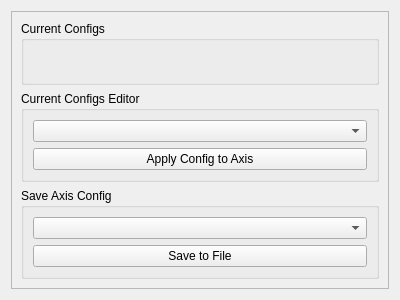
The window that lcls_user_motor_gui/ui/config_editor.ui (pcdshub/lcls-user-motor-gui) describes before a commit, drawn with Qt 5.
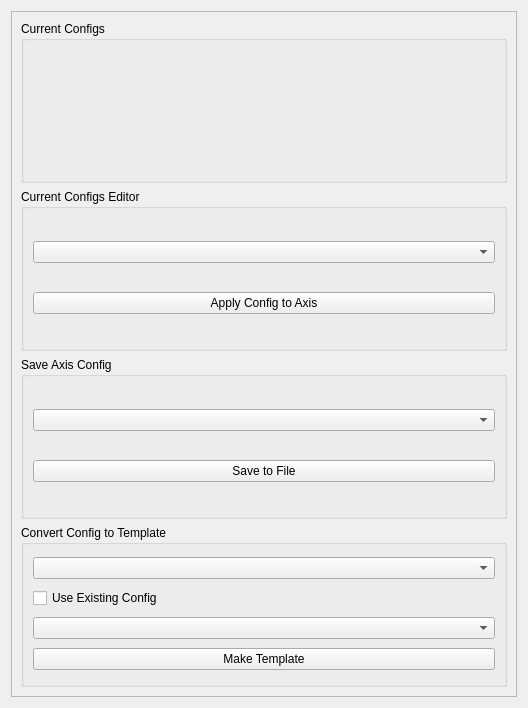
The same window after the commit.

Commit message: adding support for templating tomls

```diff
--- a/lcls_user_motor_gui/ui/config_editor.ui
+++ b/lcls_user_motor_gui/ui/config_editor.ui
@@ -6,8 +6,8 @@
    <rect>
     <x>0</x>
     <y>0</y>
-    <width>400</width>
-    <height>300</height>
+    <width>528</width>
+    <height>708</height>
    </rect>
   </property>
   <property name="windowTitle">
@@ -24,8 +24,8 @@
        <rect>
         <x>0</x>
         <y>0</y>
-        <width>380</width>
-        <height>280</height>
+        <width>508</width>
+        <height>688</height>
        </rect>
       </property>
       <layout class="QVBoxLayout" name="verticalLayout_2">
@@ -75,6 +75,39 @@
          </layout>
         </widget>
        </item>
+       <item>
+        <widget class="QGroupBox" name="groupBox_3">
+         <property name="title">
+          <string>Convert Config to Template</string>
+         </property>
+         <layout class="QVBoxLayout" name="verticalLayout_6">
+          <item>
+           <widget class="QComboBox" name="comboBox_convert_to_template"/>
+          </item>
+          <item>
+           <layout class="QHBoxLayout" name="horizontalLayout">
+            <item>
+             <widget class="QCheckBox" name="checkBox_use_existing_config">
+              <property name="text">
+               <string>Use Existing Config</string>
+              </property>
+             </widget>
+            </item>
+           </layout>
+          </item>
+          <item>
+           <widget class="QComboBox" name="comboBox_existing_configs"/>
+          </item>
+          <item>
+           <widget class="QPushButton" name="pushButton_convert_to_template">
+            <property name="text">
+             <string>Make Template</string>
+            </property>
+           </widget>
+          </item>
+         </layout>
+        </widget>
+       </item>
       </layout>
      </widget>
     </widget>
```
The commit also changes 2 other files.
